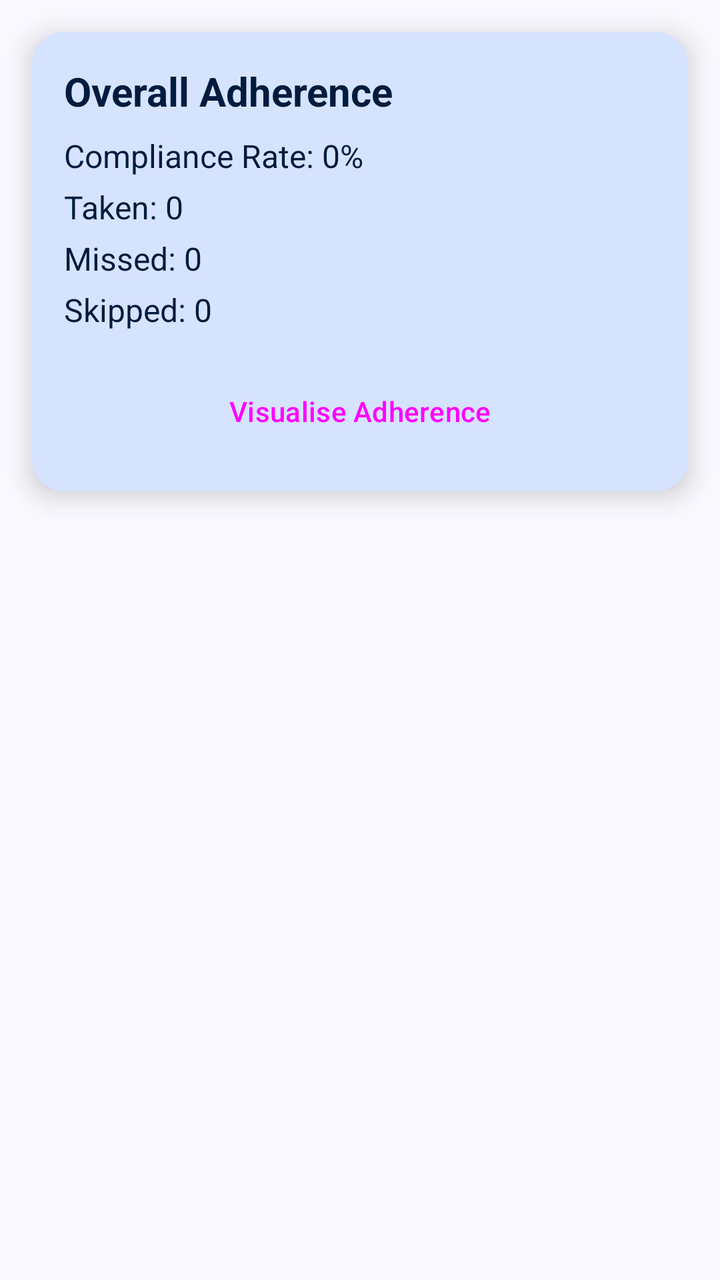
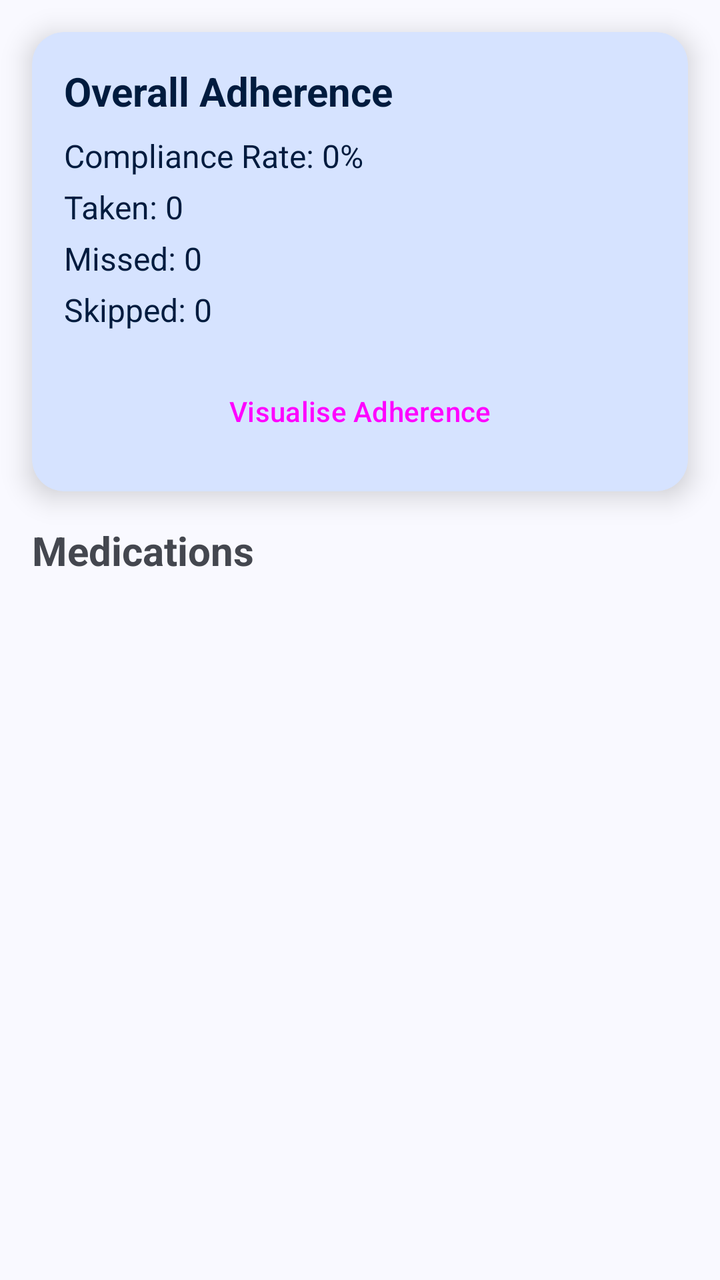

Two renders of the same Android screen: before a commit and after it. Below are the layout's source before the change and the commit's diff.
<!-- AndroidManifest.xml: application theme Theme.MobileHealthApplication -->
<!-- res/layout/fragment_medicationhistory.xml -->
<?xml version="1.0" encoding="utf-8"?>
<androidx.constraintlayout.widget.ConstraintLayout
    xmlns:android="http://schemas.android.com/apk/res/android"
    xmlns:app="http://schemas.android.com/apk/res-auto"
    android:layout_width="match_parent"
    android:layout_height="match_parent">

    
    <com.google.android.material.card.MaterialCardView
        android:id="@+id/adherence_card"
        android:layout_width="0dp"
        android:layout_height="wrap_content"
        android:layout_margin="16dp"
        app:cardElevation="8dp"
        app:cardCornerRadius="16dp"
        app:cardBackgroundColor="?attr/colorPrimaryContainer"
        app:strokeWidth="0dp"
        app:layout_constraintTop_toTopOf="parent"
        app:layout_constraintStart_toStartOf="parent"
        app:layout_constraintEnd_toEndOf="parent">

        <LinearLayout
            android:layout_width="match_parent"
            android:layout_height="wrap_content"
            android:orientation="vertical"
            android:padding="16dp">

            <TextView
                android:id="@+id/overallAdherenceLabel"
                android:layout_width="wrap_content"
                android:layout_height="wrap_content"
                android:text="@string/overall_adherence"
                android:textColor="?attr/colorOnPrimaryContainer"
                android:textSize="20sp"
                android:textStyle="bold" />

            <TextView
                android:id="@+id/complianceRateText"
                android:layout_width="wrap_content"
                android:layout_height="wrap_content"
                android:layout_marginTop="8dp"
                android:text="@string/compliance_rate"
                android:textColor="?attr/colorOnPrimaryContainer"
                android:textSize="16sp" />

            <TextView
                android:id="@+id/takenCountText"
                android:layout_width="wrap_content"
                android:layout_height="wrap_content"
                android:layout_marginTop="4dp"
                android:text="@string/total_taken"
                android:textColor="?attr/colorOnPrimaryContainer"
                android:textSize="16sp" />

            <TextView
                android:id="@+id/missedCountText"
                android:layout_width="wrap_content"
                android:layout_height="wrap_content"
                android:layout_marginTop="4dp"
                android:text="@string/total_missed"
                android:textColor="?attr/colorOnPrimaryContainer"
                android:textSize="16sp" />

            <TextView
                android:id="@+id/skippedCountText"
                android:layout_width="wrap_content"
                android:layout_height="wrap_content"
                android:layout_marginTop="4dp"
                android:text="@string/total_skipped"
                android:textColor="?attr/colorOnPrimaryContainer"
                android:textSize="16sp" />

            <Button
                android:id="@+id/visualise_adherence_button"
                android:layout_width="match_parent"
                android:layout_height="wrap_content"
                android:layout_marginTop="16dp"
                android:text="Visualise Adherence"
                android:textAllCaps="false"
                style="@style/Widget.Material3.Button.OutlinedButton"/>

        </LinearLayout>
    </com.google.android.material.card.MaterialCardView>

    
    <androidx.recyclerview.widget.RecyclerView
        android:id="@+id/history_recycler_view"
        android:layout_width="0dp"
        android:layout_height="0dp"
        android:layout_marginTop="8dp"
        android:clipToPadding="false"
        android:paddingBottom="16dp"
        app:layout_constraintTop_toBottomOf="@id/adherence_card"
        app:layout_constraintBottom_toBottomOf="parent"
        app:layout_constraintStart_toStartOf="parent"
        app:layout_constraintEnd_toEndOf="parent"/>

</androidx.constraintlayout.widget.ConstraintLayout>
<!-- resources referenced by this layout -->
<resources>
  <string name="compliance_rate">Compliance Rate: 0%</string>
  <string name="overall_adherence">Overall Adherence</string>
  <string name="total_missed">Missed: 0</string>
  <string name="total_skipped">Skipped: 0</string>
  <string name="total_taken">Taken: 0</string>
  <color name="md_theme_primary">#415F91</color>
  <color name="md_theme_onPrimary">#FFFFFF</color>
  <color name="md_theme_primaryContainer">#D6E3FF</color>
  <color name="md_theme_onPrimaryContainer">#001B3E</color>
  <color name="md_theme_primaryFixed">#D6E3FF</color>
  <color name="md_theme_onPrimaryFixed">#001B3E</color>
  <color name="md_theme_primaryFixedDim">#AAC7FF</color>
  <color name="md_theme_onPrimaryFixedVariant">#284777</color>
  <color name="black">#FF000000</color>
  <color name="md_theme_secondary">#565F71</color>
  <color name="md_theme_onSecondary">#FFFFFF</color>
  <color name="md_theme_secondaryContainer">#DAE2F9</color>
  <color name="md_theme_onSecondaryContainer">#131C2B</color>
  <color name="md_theme_secondaryFixed">#DAE2F9</color>
  <color name="md_theme_onSecondaryFixed">#131C2B</color>
  <color name="md_theme_secondaryFixedDim">#BEC6DC</color>
  <color name="md_theme_onSecondaryFixedVariant">#3E4759</color>
  <color name="md_theme_tertiary">#705575</color>
  <color name="md_theme_onTertiary">#FFFFFF</color>
  <color name="md_theme_tertiaryContainer">#FAD8FD</color>
  <color name="md_theme_onTertiaryContainer">#28132E</color>
  <color name="md_theme_tertiaryFixed">#FAD8FD</color>
  <color name="md_theme_onTertiaryFixed">#28132E</color>
  <color name="md_theme_tertiaryFixedDim">#DDBCE0</color>
  <color name="md_theme_onTertiaryFixedVariant">#573E5C</color>
  <color name="md_theme_error">#BA1A1A</color>
  <color name="md_theme_onError">#FFFFFF</color>
  <color name="md_theme_errorContainer">#FFDAD6</color>
  <color name="md_theme_onErrorContainer">#410002</color>
  <style name="ThemeOverlay.App.BottomSheetDialog" parent="ThemeOverlay.Material3.BottomSheetDialog">
          <item name="android:navigationBarColor">@color/md_theme_background</item>
      </style>
  <color name="md_theme_background">#F9F9FF</color>
  <color name="md_theme_onBackground">#191C20</color>
  <color name="md_theme_surface">#F9F9FF</color>
  <color name="md_theme_onSurface">#191C20</color>
  <color name="md_theme_surfaceVariant">#E0E2EC</color>
  <color name="md_theme_onSurfaceVariant">#44474E</color>
  <color name="md_theme_surfaceContainerLowest">#FFFFFF</color>
  <color name="md_theme_surfaceContainerLow">#F3F3FA</color>
  <color name="md_theme_surfaceContainer">#EDEDF4</color>
  <color name="md_theme_surfaceContainerHigh">#E7E8EE</color>
  <color name="md_theme_surfaceContainerHighest">#E2E2E9</color>
  <color name="md_theme_outline">#74777F</color>
  <color name="md_theme_outlineVariant">#C4C6D0</color>
  <color name="md_theme_surfaceBright">#F9F9FF</color>
  <color name="md_theme_surfaceDim">#D9D9E0</color>
  <style name="Widget.App.Snackbar" parent="Widget.Material3.Snackbar">
          <item name="backgroundTint">?attr/colorSurface</item>
      </style>
  <style name="Widget.App.Snackbar.TextView" parent="Widget.Material3.Snackbar.TextView">
          <item name="android:textColor">?attr/colorOnSurface</item>
      </style>
  <style name="Widget.App.FloatingActionButton" parent="Widget.Material3.FloatingActionButton.Primary">
          <item name="backgroundTint">?attr/colorPrimaryContainer</item>
          <item name="tint">?attr/colorOnPrimaryContainer</item>
      </style>
  <style name="Widget.App.BottomNavigation.ActiveIndicator" parent="Widget.Material3.BottomNavigationView.ActiveIndicator">
          <item name="android:color">?attr/colorSecondaryContainer</item>
      </style>
  <!-- unchanged entries left out for length: 5 -->
</resources>

<!-- the commit's change to res/layout/fragment_medicationhistory.xml (unified diff, before → after) -->
@@ -13,6 +13,7 @@
         android:layout_margin="16dp"
         app:cardElevation="8dp"
         app:cardCornerRadius="16dp"
+        android:contentDescription="@string/adherence_summary_card"
         app:cardBackgroundColor="?attr/colorPrimaryContainer"
         app:strokeWidth="0dp"
         app:layout_constraintTop_toTopOf="parent"
@@ -78,9 +79,21 @@
                 android:text="Visualise Adherence"
                 android:textAllCaps="false"
                 style="@style/Widget.Material3.Button.OutlinedButton"/>
-
         </LinearLayout>
     </com.google.android.material.card.MaterialCardView>
+
+    <TextView
+        android:id="@+id/historyHeader"
+        android:layout_width="wrap_content"
+        android:layout_height="wrap_content"
+        android:text="@string/medications"
+        android:contentDescription="@string/medication_history_header"
+        android:textSize="20sp"
+        android:textStyle="bold"
+        android:layout_marginStart="16dp"
+        android:layout_marginTop="16dp"
+        app:layout_constraintTop_toBottomOf="@id/adherence_card"
+        app:layout_constraintStart_toStartOf="parent" />
 
     
     <androidx.recyclerview.widget.RecyclerView
@@ -90,7 +103,7 @@
         android:layout_marginTop="8dp"
         android:clipToPadding="false"
         android:paddingBottom="16dp"
-        app:layout_constraintTop_toBottomOf="@id/adherence_card"
+        app:layout_constraintTop_toBottomOf="@id/historyHeader"
         app:layout_constraintBottom_toBottomOf="parent"
         app:layout_constraintStart_toStartOf="parent"
         app:layout_constraintEnd_toEndOf="parent"/>
<!-- resource entries referenced after the edit -->
@@ -1,6 +1,9 @@
 <!-- resources referenced by this layout -->
 <resources>
+  <string name="adherence_summary_card">Adherence summary card</string>
   <string name="compliance_rate">Compliance Rate: 0%</string>
+  <string name="medication_history_header">Medication history header</string>
+  <string name="medications">Medications</string>
   <string name="overall_adherence">Overall Adherence</string>
   <string name="total_missed">Missed: 0</string>
   <string name="total_skipped">Skipped: 0</string>
